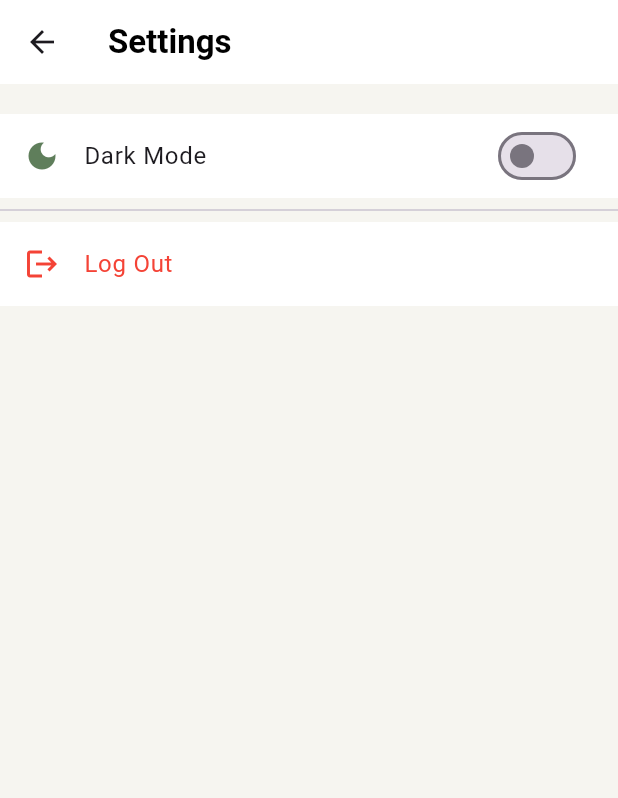
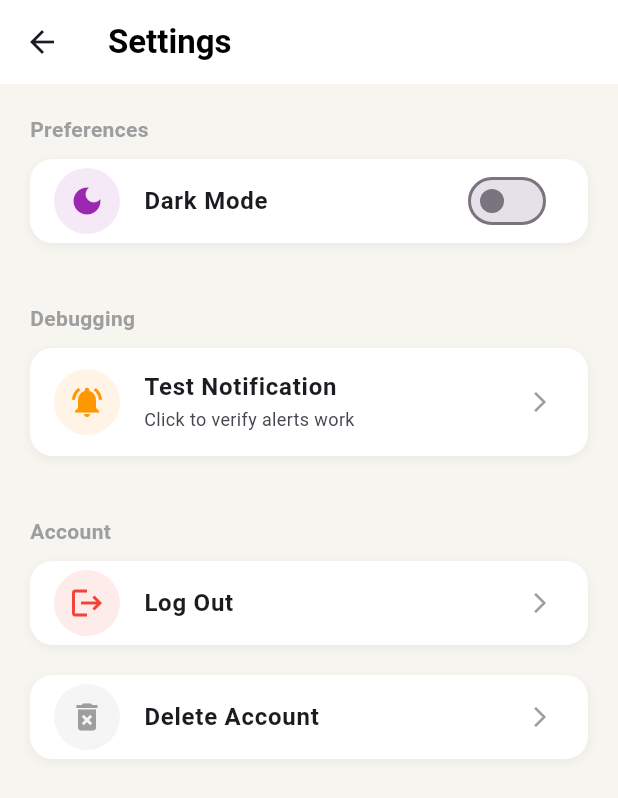
Before and after one commit to mohammad-akileh/FitLens, a Flutter app: the SettingsTab screen opened directly, on a phone screen of 412 x 824 dp. Shown: the top 798 px of the screen. Run offline on Flutter 3.47's test engine with Material 3 defaults, Android fonts, the light colour scheme and no system bars; our stand-ins replace cloud_firestore, firebase_auth, firebase_core, firebase_storage, flutter_local_notifications, google_nav_bar and 5 more; accounts and stored records are empty; project files that could hold a hidden picture were left out.

```diff
--- a/lib/screens/tabs/settings_tab.dart
+++ b/lib/screens/tabs/settings_tab.dart
@@ -1,5 +1,8 @@
+// lib/screens/tabs/settings_tab.dart
 import 'package:flutter/material.dart';
+import 'package:flutter_local_notifications/flutter_local_notifications.dart';
 import '../../services/auth_service.dart';
+import '../../services/notification_service.dart';
 
 class SettingsTab extends StatefulWidget {
   const SettingsTab({super.key});
@@ -9,46 +12,140 @@ class SettingsTab extends StatefulWidget {
 }
 
 class _SettingsTabState extends State<SettingsTab> {
-  bool isDarkMode = false; // Just a toggle for now
+  bool isDarkMode = false; // Just a dummy switch for now
+
+  // 👇 FUNCTION TO FORCE PERMISSION & SHOW NOTIFICATION
+  Future<void> _testNotification() async {
+    // 1. Force ask permission (even if denied before, this tries to wake it up)
+    final AndroidFlutterLocalNotificationsPlugin? androidImplementation =
+    FlutterLocalNotificationsPlugin().resolvePlatformSpecificImplementation<
+        AndroidFlutterLocalNotificationsPlugin>();
+
+    await androidImplementation?.requestNotificationsPermission();
+
+    // 2. Fire the test!
+    await NotificationService.showWarning(
+        "🦅 Test Successful!",
+        "If you can read this, notifications are working perfectly."
+    );
+  }
 
   @override
   Widget build(BuildContext context) {
     return Scaffold(
-      backgroundColor: const Color(0xFFF6F5F0),
+      backgroundColor: const Color(0xFFF6F5F0), // Cream background
       appBar: AppBar(
-        title: const Text("Settings", style: TextStyle(color: Colors.black, fontWeight: FontWeight.bold)),
+        title: const Text(
+            "Settings",
+            style: TextStyle(color: Colors.black, fontWeight: FontWeight.bold)
+        ),
         backgroundColor: Colors.white,
         elevation: 0,
+        centerTitle: false,
       ),
-      body: Column(
+      body: SingleChildScrollView(
+        padding: const EdgeInsets.all(20),
+        child: Column(
+          crossAxisAlignment: CrossAxisAlignment.start,
           children: [
-          const SizedBox(height: 20),
-          // 🌙 Dark Mode Switch
-          ListTile(
-            tileColor: Colors.white,
-            leading: const Icon(Icons.dark_mode, color: Color(0xFF5F7E5B)),
-            title: const Text("Dark Mode"),
+            const Text("Preferences", style: TextStyle(color: Colors.grey, fontWeight: FontWeight.bold)),
+            const SizedBox(height: 10),
+
+            // 🌙 Dark Mode (Visual Only)
+            _buildSettingTile(
+              icon: Icons.dark_mode,
+              color: Colors.purple,
+              title: "Dark Mode",
               trailing: Switch(
                 activeColor: const Color(0xFF5F7E5B),
                 value: isDarkMode,
                 onChanged: (val) {
                   setState(() => isDarkMode = val);
-                ScaffoldMessenger.of(context).showSnackBar(const SnackBar(content: Text("Theme switching coming soon!")));
+                  ScaffoldMessenger.of(context).showSnackBar(
+                      const SnackBar(content: Text("Theme switching coming soon!"))
+                  );
                 },
               ),
             ),
-          const Divider(),
-          // 🚪 Logout Button
-          ListTile(
-            tileColor: Colors.white,
-            leading: const Icon(Icons.logout, color: Colors.red),
-            title: const Text("Log Out", style: TextStyle(color: Colors.red)),
+
+            const SizedBox(height: 30),
+            const Text("Debugging", style: TextStyle(color: Colors.grey, fontWeight: FontWeight.bold)),
+            const SizedBox(height: 10),
+
+            // 🔔 TEST NOTIFICATION BUTTON (THE ONE YOU WANTED)
+            _buildSettingTile(
+              icon: Icons.notifications_active,
+              color: Colors.orange,
+              title: "Test Notification",
+              subtitle: "Click to verify alerts work",
+              onTap: _testNotification, // 👈 Calls our function
+            ),
+
+            const SizedBox(height: 30),
+            const Text("Account", style: TextStyle(color: Colors.grey, fontWeight: FontWeight.bold)),
+            const SizedBox(height: 10),
+
+            // 🚪 Logout
+            _buildSettingTile(
+              icon: Icons.logout,
+              color: Colors.red,
+              title: "Log Out",
               onTap: () async {
-              await AuthService().signOut(); // Calls our fixed logout!
+                await AuthService().signOut();
+              },
+            ),
+
+            const SizedBox(height: 10),
+
+            // 🗑️ Delete Account (Placeholder)
+            _buildSettingTile(
+              icon: Icons.delete_forever,
+              color: Colors.grey,
+              title: "Delete Account",
+              onTap: () {
+                ScaffoldMessenger.of(context).showSnackBar(
+                    const SnackBar(content: Text("Contact support to delete account."))
+                );
               },
             ),
           ],
         ),
+      ),
+    );
+  }
+
+  // Helper widget to make tiles look beautiful
+  Widget _buildSettingTile({
+    required IconData icon,
+    required Color color,
+    required String title,
+    String? subtitle,
+    Widget? trailing,
+    VoidCallback? onTap
+  }) {
+    return Container(
+      margin: const EdgeInsets.only(bottom: 10),
+      decoration: BoxDecoration(
+          color: Colors.white,
+          borderRadius: BorderRadius.circular(15),
+          boxShadow: [
+            BoxShadow(color: Colors.black.withOpacity(0.05), blurRadius: 5, offset: const Offset(0, 2))
+          ]
+      ),
+      child: ListTile(
+        leading: Container(
+          padding: const EdgeInsets.all(10),
+          decoration: BoxDecoration(
+            color: color.withOpacity(0.1),
+            shape: BoxShape.circle,
+          ),
+          child: Icon(icon, color: color),
+        ),
+        title: Text(title, style: const TextStyle(fontWeight: FontWeight.w600)),
+        subtitle: subtitle != null ? Text(subtitle, style: const TextStyle(fontSize: 12)) : null,
+        trailing: trailing ?? const Icon(Icons.arrow_forward_ios, size: 16, color: Colors.grey),
+        onTap: onTap,
+      ),
     );
   }
 }
```
Also changed, not shown: lib/main.dart (+18 -3 lines), lib/services/notification_service.dart (+46 -38 lines). Lines whose indentation alone changed are shown as unchanged.
